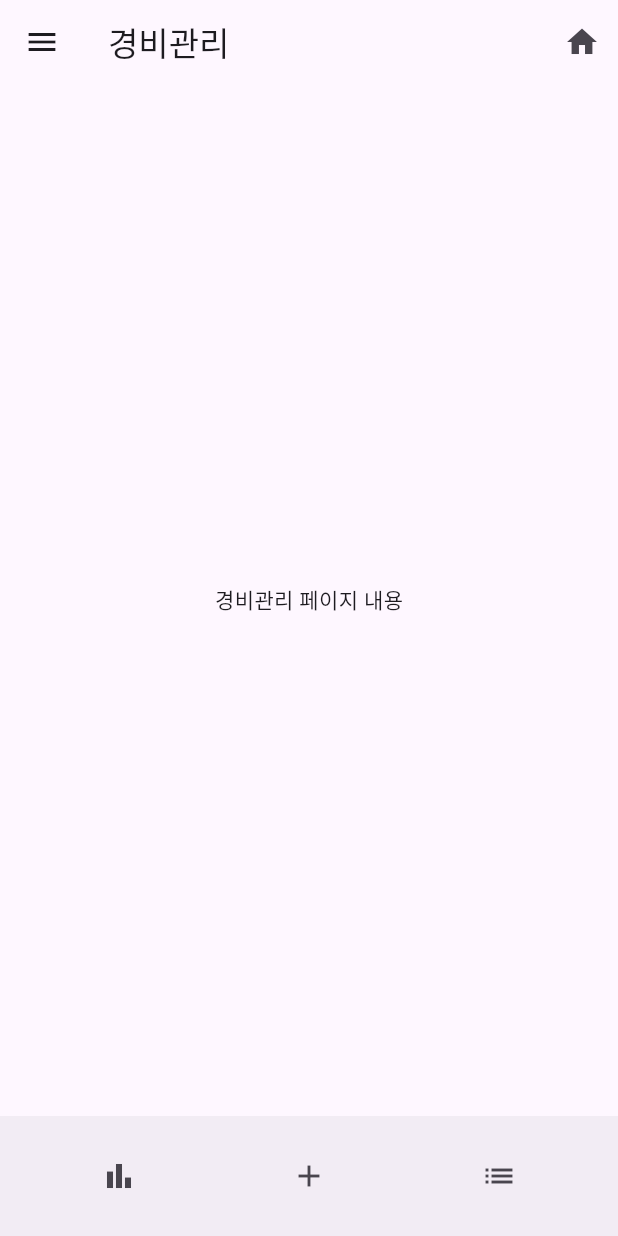
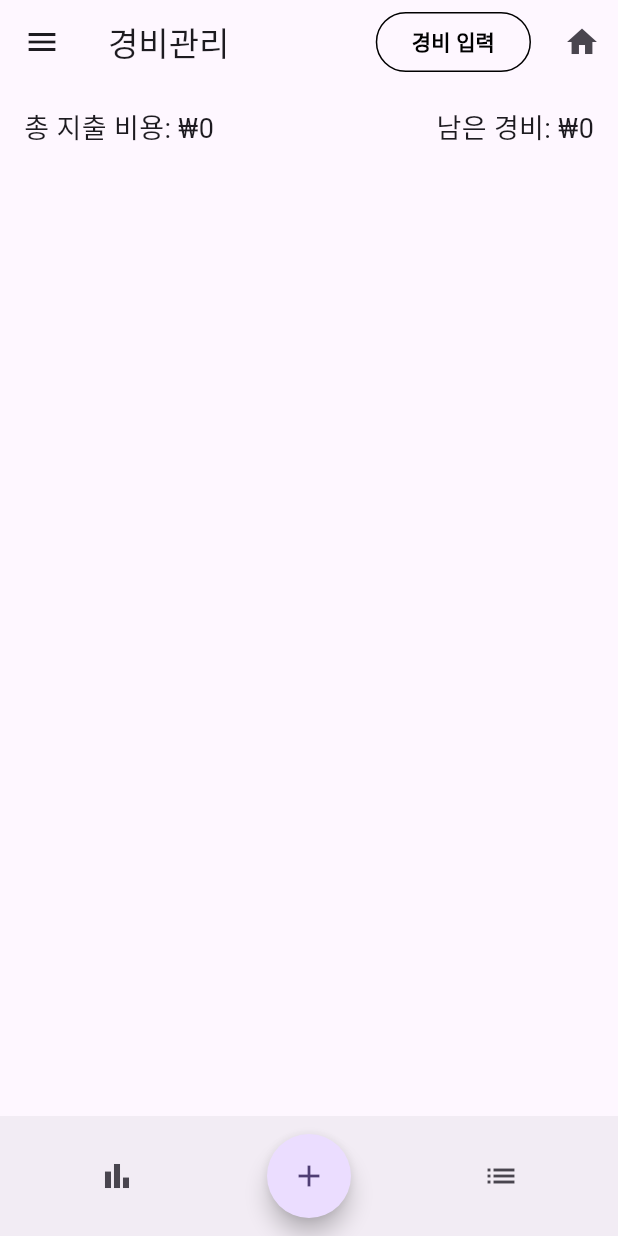
Before and after one commit to yongju-L/TravelTree, a Flutter app: the ExpenseManagementPage screen opened directly, on a phone screen of 412 x 824 dp. Run offline on Flutter 3.47's test engine with Material 3 defaults, Android fonts, the light colour scheme and no system bars; our stand-ins replace geolocator, google_maps_flutter, pie_chart; missing offline and left inert: flutter_activity_recognition.

Commit message:
page 구역 정리 및 서브페이지 통계 기능 추가

```diff
--- a/lib/main.dart
+++ b/lib/main.dart
@@ -1,5 +1,5 @@
 import 'package:flutter/material.dart';
-import 'package:traveltree/page/MainPage.dart';
+import 'package:traveltree/page/mainpage/MainPage.dart';
 import 'dart:async';
 
 void main() {
--- a/lib/page/ExpenseManagementPage.dart
+++ /dev/null
@@ -1,60 +0,0 @@
-import 'package:flutter/material.dart';
-import 'package:traveltree/widgets/AppDrawer.dart'; // Drawer 임포트
-
-class ExpenseManagementPage extends StatelessWidget {
-  const ExpenseManagementPage({super.key});
-
-  @override
-  Widget build(BuildContext context) {
-    return Scaffold(
-      appBar: AppBar(
-        title: const Text('경비관리'),
-        leading: Builder(
-          builder: (BuildContext context) {
-            return IconButton(
-              icon: const Icon(Icons.menu),
-              onPressed: () {
-                Scaffold.of(context).openDrawer();
-              },
-            );
-          },
-        ),
-        actions: [
-          IconButton(
-            icon: const Icon(Icons.home),
-            onPressed: () {
-              Navigator.popUntil(context, (route) => route.isFirst);
-            },
-          ),
-        ],
-      ),
-      drawer: const AppDrawer(), // AppDrawer 사용
-      body: Center(child: const Text('경비관리 페이지 내용')),
-      bottomNavigationBar: BottomAppBar(
-        child: Row(
-          mainAxisAlignment: MainAxisAlignment.spaceAround,
-          children: [
-            IconButton(
-              icon: const Icon(Icons.bar_chart),
-              onPressed: () {
-                // 통계 페이지 이동 예정
-              },
-            ),
-            IconButton(
-              icon: const Icon(Icons.add),
-              onPressed: () {
-                // 경비 추가 기능 예정
-              },
-            ),
-            IconButton(
-              icon: const Icon(Icons.list),
-              onPressed: () {
-                // 현황 페이지 이동 예정
-              },
-            ),
-          ],
-        ),
-      ),
-    );
-  }
-}
--- a/lib/page/Transportation.dart
+++ b/lib/page/mainpage/Transportation.dart
@@ -6,6 +6,8 @@ import 'package:traveltree/services/SnapToRoadsService.dart';
 import 'package:traveltree/services/TransitService.dart';
 
 class Transportation extends StatefulWidget {
+  const Transportation({super.key});
+
   @override
   _TransportationState createState() => _TransportationState();
 }
@@ -24,7 +26,7 @@ class _TransportationState extends State<Transportation> {
     '지하철': 0,
   };
 
-  List<LatLng> _gpsData = []; // GPS 데이터를 저장할 리스트
+  final List<LatLng> _gpsData = []; // GPS 데이터를 저장할 리스트
 
   @override
   void initState() {
--- /dev/null
+++ b/lib/page/subfeaturepage/ExpenseManagementPage.dart
@@ -0,0 +1,186 @@
+import 'package:flutter/material.dart';
+import 'package:traveltree/page/subfeaturepage/StatisticsPage.dart';
+import 'package:traveltree/widgets/AppDrawer.dart';
+import 'package:traveltree/widgets/ExpenseInputModal.dart';
+import 'package:traveltree/widgets/BudgetInputModal.dart';
+
+class ExpenseManagementPage extends StatefulWidget {
+  const ExpenseManagementPage({super.key});
+
+  @override
+  _ExpenseManagementPageState createState() => _ExpenseManagementPageState();
+}
+
+class _ExpenseManagementPageState extends State<ExpenseManagementPage> {
+  double _totalBudget = 0.0;
+  double _remainingBudget = 0.0;
+  double _totalSpent = 0.0;
+  final List<Map<String, dynamic>> _expenses = [];
+
+  final Map<String, IconData> categoryIcons = {
+    '음식': Icons.restaurant,
+    '쇼핑': Icons.shopping_bag,
+    '교통': Icons.directions_bus,
+    '관광': Icons.camera_alt,
+    '숙박': Icons.hotel,
+    '항공': Icons.flight,
+    '엔터': Icons.movie,
+    '기타': Icons.create,
+  };
+
+  void _openBudgetModal() {
+    showModalBottomSheet(
+      context: context,
+      isScrollControlled: true,
+      builder: (context) {
+        return BudgetInputModal(
+          onTotalBudgetSet: (newBudget) {
+            setState(() {
+              _totalBudget = newBudget;
+              _remainingBudget = _totalBudget - _totalSpent;
+            });
+          },
+          onAdditionalBudgetAdded: (additionalBudget) {
+            setState(() {
+              _totalBudget += additionalBudget;
+              _remainingBudget += additionalBudget;
+            });
+          },
+        );
+      },
+    );
+  }
+
+  void _addExpense() {
+    showModalBottomSheet(
+      context: context,
+      isScrollControlled: true,
+      builder: (context) {
+        return ExpenseInputModal(
+          onExpenseAdded: (amount, category) {
+            setState(() {
+              _expenses.add({
+                'amount': amount,
+                'category': category,
+                'time': DateTime.now().toLocal().toString().substring(11, 16),
+              });
+              _totalSpent += amount;
+              _remainingBudget = _totalBudget - _totalSpent;
+            });
+          },
+        );
+      },
+    );
+  }
+
+  @override
+  Widget build(BuildContext context) {
+    return Scaffold(
+      appBar: AppBar(
+        title: const Text('경비관리'),
+        actions: [
+          Container(
+            margin: const EdgeInsets.symmetric(vertical: 8.0, horizontal: 10.0),
+            child: OutlinedButton(
+              onPressed: _openBudgetModal,
+              style: OutlinedButton.styleFrom(
+                shape: RoundedRectangleBorder(
+                  borderRadius: BorderRadius.circular(20.0),
+                ),
+                side:
+                    const BorderSide(color: Colors.black, width: 1.0), // 얇은 테두리
+              ),
+              child: const Text(
+                '경비 입력',
+                style: TextStyle(
+                  color: Colors.black,
+                  fontSize: 14,
+                  fontWeight: FontWeight.bold,
+                ),
+              ),
+            ),
+          ),
+          IconButton(
+            icon: const Icon(Icons.home),
+            onPressed: () {
+              Navigator.popUntil(context, (route) => route.isFirst);
+            },
+          ),
+        ],
+      ),
+      drawer: const AppDrawer(),
+      body: Padding(
+        padding: const EdgeInsets.all(16.0),
+        child: Column(
+          children: [
+            Row(
+              mainAxisAlignment: MainAxisAlignment.spaceBetween,
+              children: [
+                Text(
+                  '총 지출 비용: ₩${_totalSpent.toStringAsFixed(0)}',
+                  style: const TextStyle(fontSize: 18),
+                ),
+                Text(
+                  '남은 경비: ₩${_remainingBudget.toStringAsFixed(0)}',
+                  style: const TextStyle(fontSize: 18),
+                ),
+              ],
+            ),
+            const SizedBox(height: 16),
+            Expanded(
+              child: ListView.builder(
+                itemCount: _expenses.length,
+                itemBuilder: (context, index) {
+                  final expense = _expenses[index];
+                  return ListTile(
+                    leading: Icon(
+                      categoryIcons[expense['category']] ?? Icons.error,
+                      color: Colors.black,
+                    ),
+                    title: Text(expense['category']),
+                    subtitle: Text('₩${expense['amount'].toStringAsFixed(0)}'),
+                    trailing: Text(expense['time'] ?? '--:--'),
+                  );
+                },
+              ),
+            ),
+          ],
+        ),
+      ),
+      bottomNavigationBar: BottomAppBar(
+        child: Row(
+          mainAxisAlignment: MainAxisAlignment.spaceAround,
+          children: [
+            IconButton(
+              icon: const Icon(Icons.bar_chart),
+              onPressed: () {
+                Navigator.push(
+                  context,
+                  MaterialPageRoute(
+                    builder: (context) => StatisticsPage(
+                      totalBudget: _totalBudget,
+                      totalSpent: _totalSpent,
+                      remainingBudget: _remainingBudget,
+                      expenses: _expenses,
+                    ),
+                  ),
+                );
+              },
+            ),
+            FloatingActionButton(
+              onPressed: _addExpense,
+              shape: const CircleBorder(),
+              child: const Icon(Icons.add),
+            ),
+            IconButton(
+              icon: const Icon(Icons.list),
+              onPressed: () {
+                // 현황 페이지 이동 예정
+              },
+            ),
+          ],
+        ),
+      ),
+    );
+  }
+}
--- a/lib/page/ScheduleManagementPage.dart
+++ b/lib/page/subfeaturepage/ScheduleManagementPage.dart
@@ -29,7 +29,7 @@ class ScheduleManagementPage extends StatelessWidget {
         ],
       ),
       drawer: const AppDrawer(), // AppDrawer 사용
-      body: Center(child: const Text('일정관리 페이지 내용')),
+      body: const Center(child: Text('일정관리 페이지 내용')),
     );
   }
 }
--- a/lib/page/SubFeaturePage.dart
+++ b/lib/page/subfeaturepage/SubFeaturePage.dart
@@ -1,7 +1,7 @@
 import 'package:flutter/material.dart';
 import 'package:traveltree/widgets/NavigationHelper.dart';
-import 'package:traveltree/page/ExpenseManagementPage.dart';
-import 'package:traveltree/page/ScheduleManagementPage.dart'; // 일정관리 페이지 임포트
+import 'package:traveltree/page/subfeaturepage/ExpenseManagementPage.dart';
+import 'package:traveltree/page/subfeaturepage/ScheduleManagementPage.dart'; // 일정관리 페이지 임포트
 
 class SubFeaturePage extends StatelessWidget {
   const SubFeaturePage({super.key});
--- a/lib/widgets/NavigationHelper.dart
+++ b/lib/widgets/NavigationHelper.dart
@@ -1,6 +1,6 @@
 import 'package:flutter/material.dart';
-import 'package:traveltree/page/MainPage.dart';
-import 'package:traveltree/page/SubFeaturePage.dart';
+import 'package:traveltree/page/mainpage/MainPage.dart';
+import 'package:traveltree/page/subfeaturepage/SubFeaturePage.dart';
 import 'package:traveltree/page/Page2.dart';
 import 'package:traveltree/page/Page3.dart';
 
--- a/lib/widgets/TransportationModal.dart
+++ b/lib/widgets/TransportationModal.dart
@@ -1,5 +1,5 @@
 import 'package:flutter/material.dart';
-import 'package:traveltree/page/Transportation.dart';
+import 'package:traveltree/page/mainpage/Transportation.dart';
 
 void showTransportationModal(BuildContext context) {
   showModalBottomSheet(
--- a/pubspec.yaml
+++ b/pubspec.yaml
@@ -34,6 +34,7 @@ dependencies:
   geolocator: ^9.0.2
   flutter_activity_recognition: ^4.0.0
   http: ^1.2.2
+  pie_chart: ^5.4.0
 
 
 
```
Also changed, not shown: lib/page/subfeaturepage/StatisticsPage.dart (added, +117 -0 lines), lib/widgets/AppDrawer.dart (+4 -4 lines), lib/widgets/BudgetInputModal.dart (added, +151 -0 lines), lib/widgets/ExpenseInputModal.dart (added, +156 -0 lines), lib/page/mainpage/MainPage.dart (renamed from lib/page/MainPage.dart), pubspec.lock.
